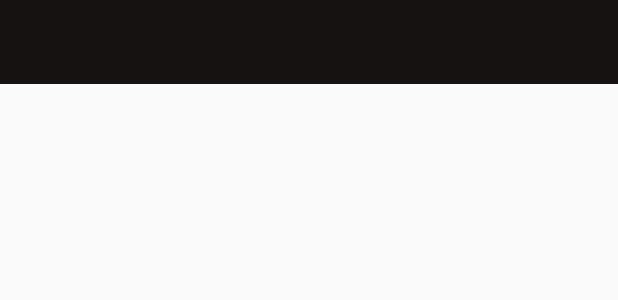
After one commit to mhd-zulqarnain/PlaceholderKotlin, an Android app: the layout toolbar_main.xml on its own in the app's theme, with its tools: preview values and no code run, on a phone screen of 412 x 824 dp. The commit adds this screen. Shown: the top 300 px of the screen. Run offline under Robolectric (Android 15) with nearby library versions, the phone set to English and light mode, and no system bars.

Commit message:
moved toolbar to another file

```diff
--- a/app/src/main/java/com/kotlin/placeholder/mainsreen/users/UsersFragment.kt
+++ b/app/src/main/java/com/kotlin/placeholder/mainsreen/users/UsersFragment.kt
@@ -8,6 +8,7 @@ import android.support.v4.app.Fragment
 import android.support.v4.app.FragmentActivity
 import android.support.v4.app.FragmentManager
 import android.support.v7.app.AppCompatActivity
+import android.support.v7.widget.Toolbar
 import android.view.LayoutInflater
 import android.view.View
 import android.view.ViewGroup
@@ -34,7 +35,7 @@ class UsersFragment : Fragment(), UsersAdapter.UsersAdapterInteraction {
         initBinding()
 
         val appCompatActivity = activity as AppCompatActivity
-        appCompatActivity.setSupportActionBar(binding.toolbar)
+        appCompatActivity.setSupportActionBar(binding.toolbar.toolbar)
         appCompatActivity.supportActionBar?.setTitle(R.string.app_name)
 
         return binding.root
--- /dev/null
+++ b/app/src/main/res/layout/toolbar_main.xml
@@ -0,0 +1,12 @@
+<?xml version="1.0" encoding="utf-8"?>
+<layout xmlns:android="http://schemas.android.com/apk/res/android"
+    xmlns:app="http://schemas.android.com/apk/res-auto">
+
+    <android.support.v7.widget.Toolbar
+        android:id="@+id/toolbar"
+        android:layout_width="match_parent"
+        android:layout_height="wrap_content"
+        android:background="@color/colorPrimaryDark"
+        app:layout_constraintTop_toTopOf="parent"
+        app:theme="@style/ToolBarStyle" />
+</layout>
```
Also changed, not shown: app/src/main/res/layout/fragment_users.xml (+2 -6 lines).
